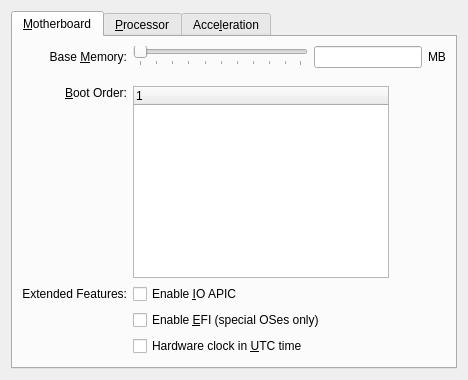
Above: vbox/src/VBox/Frontends/VirtualBox/src/settings/vm/VBoxVMSettingsSystem.ui from jljuxgm/vboxgit before the change. Below: the same form after it.
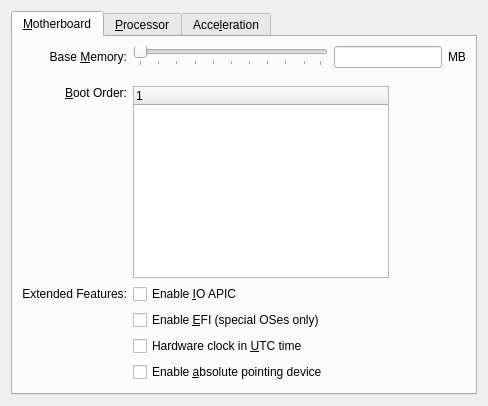
That is the form after the change. Icons and pictures are not drawn. Custom widgets are drawn as their Qt base class.

Commit message:
commit_28932 ------------------------------------------------------------------------ r28932 | vboxsync | 2010-04-30 20:43:58 +0800 (Fri, 30 Apr 2010) | 1 line
GUI: Added absolute pointing device checkbox to the System settings. Still needs a validator.
------------------------------------------------------------------------

Patch:
```diff
--- a/vbox/src/VBox/Frontends/VirtualBox/src/settings/vm/VBoxVMSettingsSystem.ui
+++ b/vbox/src/VBox/Frontends/VirtualBox/src/settings/vm/VBoxVMSettingsSystem.ui
@@ -354,7 +354,23 @@
          </property>
         </widget>
        </item>
-       <item row="7" column="0" colspan="3">
+       <item row="7" column="1" >
+        <widget class="QCheckBox" name="mCbUseAbsHID" >
+         <property name="sizePolicy" >
+          <sizepolicy vsizetype="Fixed" hsizetype="MinimumExpanding" >
+           <horstretch>0</horstretch>
+           <verstretch>0</verstretch>
+           </sizepolicy>
+         </property>
+         <property name="whatsThis" >
+          <string>If checked, an absolute pointing device (a USB tablet) will be supported. Otherwise, only a standard PS/2 mouse will be emulated.</string>
+         </property>
+         <property name="text" >
+          <string>Enable &amp;absolute pointing device</string>
+         </property>
+        </widget>
+       </item>
+       <item row="8" column="0" colspan="3">
         <spacer name="mSpVer1">
          <property name="orientation">
           <enum>Qt::Vertical</enum>
```
The commit also changes 1 other file.
